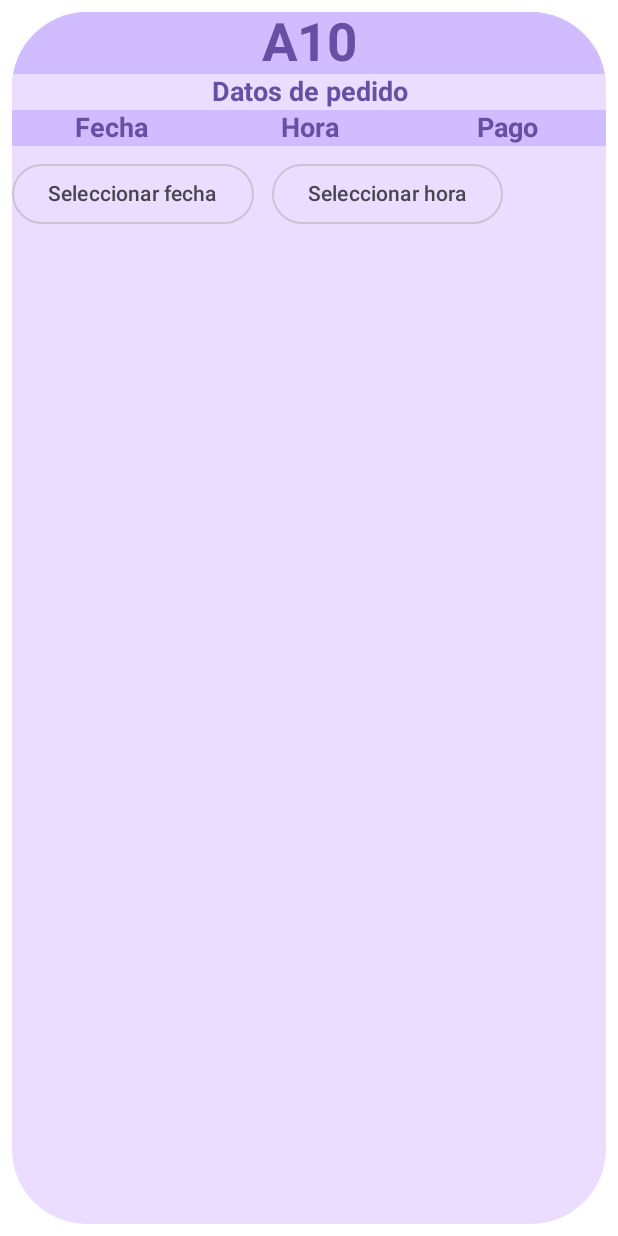
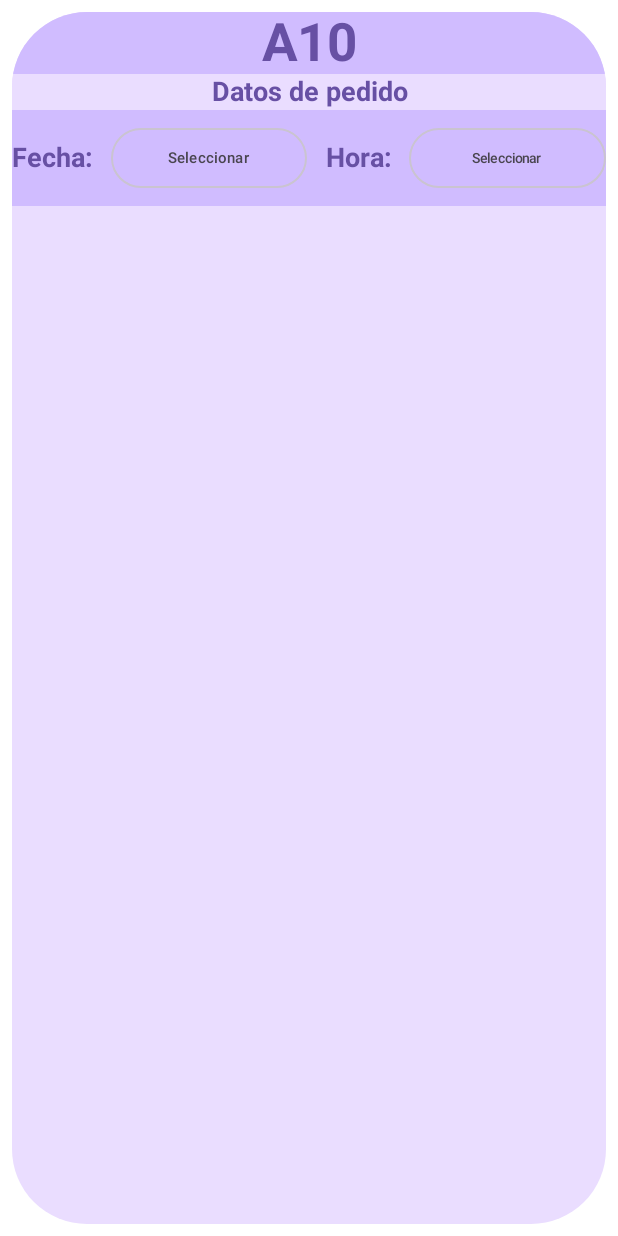
Before and after one commit to lcastilloe/AgilizaApiMovil, an Android app built with Jetpack Compose: the @Preview function PreviwAnadirPedido, on a phone screen of 412 x 824 dp. Run offline under Robolectric (Android 15) with nearby library versions, the phone set to English and light mode, and no system bars.

Commit message:
entrega de pedido y producto sin juntar lo de majo

```diff
--- a/app/src/main/java/com/example/agilizaapp/ui/components/AñadirPedido.kt
+++ b/app/src/main/java/com/example/agilizaapp/ui/components/AñadirPedido.kt
@@ -4,13 +4,11 @@ package com.example.agilizaapp.ui.components
 import android.app.DatePickerDialog
 import android.app.TimePickerDialog
 import androidx.compose.foundation.background
-import androidx.compose.foundation.clickable
 import androidx.compose.foundation.layout.*
 import androidx.compose.foundation.shape.RoundedCornerShape
 import androidx.compose.material3.*
 import androidx.compose.runtime.Composable
 import androidx.compose.runtime.getValue
-import androidx.compose.runtime.mutableStateListOf
 import androidx.compose.runtime.mutableStateOf
 import androidx.compose.runtime.remember
 import androidx.compose.runtime.setValue
@@ -23,10 +21,6 @@ import androidx.compose.ui.text.style.TextAlign
 import androidx.compose.ui.tooling.preview.Preview
 import androidx.compose.ui.unit.dp
 import androidx.compose.ui.unit.sp
-import androidx.core.content.ContextCompat
-import com.example.agilizaapp.R
-import com.example.agilizaapp.ui.Producto
-import com.example.agilizaapp.ui.theme.AgilizaAppTheme
 import java.util.Calendar
 
 @Composable
@@ -60,11 +54,7 @@ fun AnadirPedido(
             backgroundColor = MaterialTheme.colorScheme.primaryContainer,
             negrita = true // Cambia a false si quieres el texto normal
         )
-        FilaTablaAnadirPedido(
-            columnas = listOf("Fecha","Hora","Pago"),
-            backgroundColor = MaterialTheme.colorScheme.inversePrimary,
-            negrita = true // Cambia a false si quieres el texto normal
-        )
+
         PantallaConFechaYHora()
 
     }
@@ -158,15 +148,36 @@ fun SelectorFechaYHora(
     Row(
         modifier = Modifier
             .fillMaxWidth()
+            .background(MaterialTheme.colorScheme.inversePrimary)
             .padding(vertical = 8.dp),
         horizontalArrangement = Arrangement.spacedBy(12.dp),
         verticalAlignment = Alignment.CenterVertically
     ) {
-        OutlinedButton(onClick = { datePickerDialog.show() }) {
-            Text(text = fechaSeleccionada.ifBlank { "Seleccionar fecha" })
+        Text(
+            text = "Fecha:",
+            //modifier = Modifier.weight(1f), // Hace que todas las columnas ocupen el mismo espacio
+            textAlign = TextAlign.Center, // Centra el texto dentro de su espacio
+            fontWeight = if (true) FontWeight.Bold else FontWeight.Normal, // Aplica negrita si el usuario lo solicita
+            fontSize = 18.sp, // Tamaño del texto
+            color = MaterialTheme.colorScheme.primary // Color del texto
+        )
+        OutlinedButton(onClick = { datePickerDialog.show() }, modifier = Modifier.weight(1f)) {
+            Text(text = fechaSeleccionada.ifBlank { "Seleccionar" },
+                fontSize = 10.sp)
         }
-        OutlinedButton(onClick = { timePickerDialog.show() }) {
-            Text(text = horaSeleccionada.ifBlank { "Seleccionar hora" })
+        Text(
+            text = "Hora:",
+            //modifier = Modifier.weight(1f), // Hace que todas las columnas ocupen el mismo espacio
+            textAlign = TextAlign.Center, // Centra el texto dentro de su espacio
+            fontWeight = if (true) FontWeight.Bold else FontWeight.Normal, // Aplica negrita si el usuario lo solicita
+            fontSize = 18.sp, // Tamaño del texto
+            color = MaterialTheme.colorScheme.primary // Color del texto
+        )
+
+        OutlinedButton(onClick = { timePickerDialog.show() }, modifier = Modifier.weight(1f)) {
+            Text(text = horaSeleccionada.ifBlank { "Seleccionar" },
+                fontSize = 9.sp,)
         }
+
     }
 }
--- a/app/src/main/res/values/colors.xml
+++ b/app/src/main/res/values/colors.xml
@@ -1,6 +1,6 @@
 <?xml version="1.0" encoding="utf-8"?>
 <resources>
-    <color name="purple_200">#FFBB86FC</color>
+    <color name="morado">#9C27B0</color> <!-- Color morado -->
     <color name="purple_500">#FF6200EE</color>
     <color name="purple_700">#FF3700B3</color>
     <color name="teal_200">#FF03DAC5</color>
```
